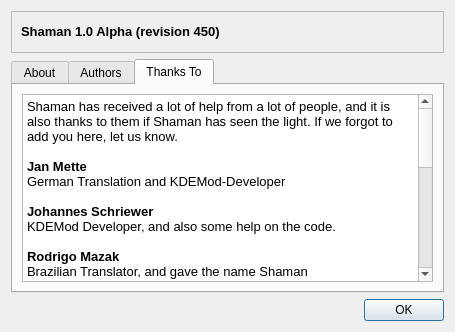
drf/shaman1, file trunk/shaman/ui/aboutDialog.ui: the form before one commit.
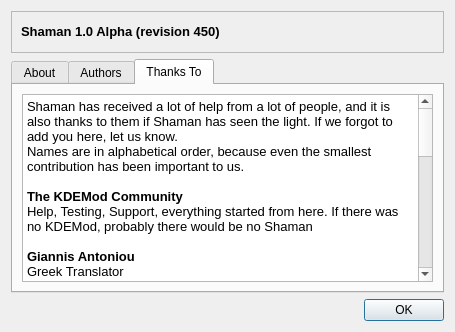
The form after the commit. The open tabs and pages were chosen to show the change. Icons and pictures are not drawn.

```diff
--- a/trunk/shaman/ui/aboutDialog.ui
+++ b/trunk/shaman/ui/aboutDialog.ui
@@ -132,41 +132,51 @@
       <layout class="QGridLayout" >
        <item row="0" column="0" >
         <widget class="QTextEdit" name="textEdit" >
+         <property name="undoRedoEnabled" >
+          <bool>false</bool>
+         </property>
+         <property name="readOnly" >
+          <bool>true</bool>
+         </property>
          <property name="html" >
           <string>&lt;html>&lt;head>&lt;meta name="qrichtext" content="1" />&lt;style type="text/css">
 p, li { white-space: pre-wrap; }
-&lt;/style>&lt;/head>&lt;body style=" font-family:'Sans Serif'; font-size:10pt; font-weight:400; font-style:normal;">
-&lt;p style=" margin-top:0px; margin-bottom:0px; margin-left:0px; margin-right:0px; -qt-block-indent:0; text-indent:0px; font-family:'Liberation Sans'; font-size:9pt;">&lt;span style=" font-family:'Sans Serif'; font-size:10pt;">Shaman has received a lot of help from a lot of people, and it is also thanks to them if Shaman has seen the light. If we forgot to add you here, let us know.&lt;/span>&lt;/p>
-&lt;p style="-qt-paragraph-type:empty; margin-top:0px; margin-bottom:0px; margin-left:0px; margin-right:0px; -qt-block-indent:0; text-indent:0px; font-weight:600;">&lt;/p>
-&lt;p style=" margin-top:0px; margin-bottom:0px; margin-left:0px; margin-right:0px; -qt-block-indent:0; text-indent:0px; font-weight:600;">Jan Mette&lt;/p>
-&lt;p style=" margin-top:0px; margin-bottom:0px; margin-left:0px; margin-right:0px; -qt-block-indent:0; text-indent:0px;">German Translation and KDEMod-Developer&lt;/p>
-&lt;p style="-qt-paragraph-type:empty; margin-top:0px; margin-bottom:0px; margin-left:0px; margin-right:0px; -qt-block-indent:0; text-indent:0px;">&lt;/p>
-&lt;p style=" margin-top:0px; margin-bottom:0px; margin-left:0px; margin-right:0px; -qt-block-indent:0; text-indent:0px;">&lt;span style=" font-weight:600;">Johannes Schriewer&lt;/span>&lt;/p>
-&lt;p style=" margin-top:0px; margin-bottom:0px; margin-left:0px; margin-right:0px; -qt-block-indent:0; text-indent:0px; font-family:'Liberation Sans'; font-weight:600;">&lt;span style=" font-weight:400;">KDEMod Developer, and also some help on the code.&lt;/span>&lt;/p>
-&lt;p style="-qt-paragraph-type:empty; margin-top:0px; margin-bottom:0px; margin-left:0px; margin-right:0px; -qt-block-indent:0; text-indent:0px; font-weight:600;">&lt;/p>
-&lt;p style=" margin-top:0px; margin-bottom:0px; margin-left:0px; margin-right:0px; -qt-block-indent:0; text-indent:0px;">&lt;span style=" font-weight:600;">Rodrigo Mazak&lt;/span>&lt;/p>
-&lt;p style=" margin-top:0px; margin-bottom:0px; margin-left:0px; margin-right:0px; -qt-block-indent:0; text-indent:0px;">Brazilian Translator, and gave the name Shaman&lt;/p>
-&lt;p style="-qt-paragraph-type:empty; margin-top:0px; margin-bottom:0px; margin-left:0px; margin-right:0px; -qt-block-indent:0; text-indent:0px;">&lt;/p>
-&lt;p style=" margin-top:0px; margin-bottom:0px; margin-left:0px; margin-right:0px; -qt-block-indent:0; text-indent:0px;">&lt;span style=" font-weight:600;">Martin Sandsmark&lt;/span>&lt;/p>
-&lt;p style=" margin-top:0px; margin-bottom:0px; margin-left:0px; margin-right:0px; -qt-block-indent:0; text-indent:0px;">Our hoster, and maintainer of Trac.&lt;/p>
-&lt;p style="-qt-paragraph-type:empty; margin-top:0px; margin-bottom:0px; margin-left:0px; margin-right:0px; -qt-block-indent:0; text-indent:0px;">&lt;/p>
-&lt;p style=" margin-top:0px; margin-bottom:0px; margin-left:0px; margin-right:0px; -qt-block-indent:0; text-indent:0px;">&lt;span style=" font-weight:600;">Till Luge&lt;/span>&lt;/p>
-&lt;p style=" margin-top:0px; margin-bottom:0px; margin-left:0px; margin-right:0px; -qt-block-indent:0; text-indent:0px; font-weight:600;">&lt;span style=" font-weight:400;">Heavy tester, thanks!&lt;/span>&lt;/p>
-&lt;p style="-qt-paragraph-type:empty; margin-top:0px; margin-bottom:0px; margin-left:0px; margin-right:0px; -qt-block-indent:0; text-indent:0px;">&lt;/p>
-&lt;p style=" margin-top:0px; margin-bottom:0px; margin-left:0px; margin-right:0px; -qt-block-indent:0; text-indent:0px;">&lt;span style=" font-weight:600;">KDEMod Community&lt;/span>&lt;/p>
-&lt;p style=" margin-top:0px; margin-bottom:0px; margin-left:0px; margin-right:0px; -qt-block-indent:0; text-indent:0px; font-weight:600;">&lt;span style=" font-weight:400;">Help, Testing, Support, everything started from here.&lt;/span>&lt;/p>
-&lt;p style="-qt-paragraph-type:empty; margin-top:0px; margin-bottom:0px; margin-left:0px; margin-right:0px; -qt-block-indent:0; text-indent:0px;">&lt;/p>
-&lt;p style=" margin-top:0px; margin-bottom:0px; margin-left:0px; margin-right:0px; -qt-block-indent:0; text-indent:0px;">&lt;span style=" font-weight:600;">Jacques Disner&lt;/span>&lt;/p>
-&lt;p style=" margin-top:0px; margin-bottom:0px; margin-left:0px; margin-right:0px; -qt-block-indent:0; text-indent:0px;">French Translator&lt;/p>
-&lt;p style="-qt-paragraph-type:empty; margin-top:0px; margin-bottom:0px; margin-left:0px; margin-right:0px; -qt-block-indent:0; text-indent:0px;">&lt;/p>
-&lt;p style=" margin-top:0px; margin-bottom:0px; margin-left:0px; margin-right:0px; -qt-block-indent:0; text-indent:0px;">&lt;span style=" font-weight:600;">Carlos Berroteran&lt;/span>&lt;/p>
-&lt;p style=" margin-top:0px; margin-bottom:0px; margin-left:0px; margin-right:0px; -qt-block-indent:0; text-indent:0px;">Spanish Translator&lt;/p>
-&lt;p style="-qt-paragraph-type:empty; margin-top:0px; margin-bottom:0px; margin-left:0px; margin-right:0px; -qt-block-indent:0; text-indent:0px;">&lt;/p>
-&lt;p style=" margin-top:0px; margin-bottom:0px; margin-left:0px; margin-right:0px; -qt-block-indent:0; text-indent:0px;">&lt;span style=" font-weight:600;">Giannis Antoniou&lt;/span>&lt;/p>
-&lt;p style=" margin-top:0px; margin-bottom:0px; margin-left:0px; margin-right:0px; -qt-block-indent:0; text-indent:0px;">Greek Translator&lt;/p>
-&lt;p style="-qt-paragraph-type:empty; margin-top:0px; margin-bottom:0px; margin-left:0px; margin-right:0px; -qt-block-indent:0; text-indent:0px;">&lt;/p>
-&lt;p style=" margin-top:0px; margin-bottom:0px; margin-left:0px; margin-right:0px; -qt-block-indent:0; text-indent:0px;">&lt;span style=" font-weight:600;">Michael Knights&lt;/span>&lt;/p>
-&lt;p style=" margin-top:0px; margin-bottom:0px; margin-left:0px; margin-right:0px; -qt-block-indent:0; text-indent:0px;">Artwork&lt;/p>&lt;/body>&lt;/html></string>
+&lt;/style>&lt;/head>&lt;body style=" font-family:'Liberation Sans'; font-size:9pt; font-weight:400; font-style:normal;">
+&lt;p style=" margin-top:0px; margin-bottom:0px; margin-left:0px; margin-right:0px; -qt-block-indent:0; text-indent:0px;">&lt;span style=" font-family:'Sans Serif'; font-size:10pt;">Shaman has received a lot of help from a lot of people, and it is also thanks to them if Shaman has seen the light. If we forgot to add you here, let us know.&lt;/span>&lt;/p>
+&lt;p style=" margin-top:0px; margin-bottom:0px; margin-left:0px; margin-right:0px; -qt-block-indent:0; text-indent:0px; font-family:'Sans Serif'; font-size:10pt;">Names are in alphabetical order, because even the smallest contribution has been important to us.&lt;/p>
+&lt;p style="-qt-paragraph-type:empty; margin-top:0px; margin-bottom:0px; margin-left:0px; margin-right:0px; -qt-block-indent:0; text-indent:0px; font-family:'Sans Serif'; font-size:10pt; font-weight:600;">&lt;/p>
+&lt;p style=" margin-top:0px; margin-bottom:0px; margin-left:0px; margin-right:0px; -qt-block-indent:0; text-indent:0px; font-family:'Sans Serif'; font-size:10pt; font-weight:600;">The KDEMod Community&lt;/p>
+&lt;p style=" margin-top:0px; margin-bottom:0px; margin-left:0px; margin-right:0px; -qt-block-indent:0; text-indent:0px; font-family:'Sans Serif'; font-size:10pt; font-weight:600;">&lt;span style=" font-weight:400;">Help, Testing, Support, everything started from here. If there was no KDEMod, probably&lt;/span> &lt;span style=" font-weight:400;">there would be no Shaman&lt;/span>&lt;/p>
+&lt;p style="-qt-paragraph-type:empty; margin-top:0px; margin-bottom:0px; margin-left:0px; margin-right:0px; -qt-block-indent:0; text-indent:0px; font-family:'Sans Serif'; font-size:10pt;">&lt;/p>
+&lt;p style=" margin-top:0px; margin-bottom:0px; margin-left:0px; margin-right:0px; -qt-block-indent:0; text-indent:0px; font-family:'Sans Serif'; font-size:10pt;">&lt;span style=" font-weight:600;">Giannis Antoniou&lt;/span>&lt;/p>
+&lt;p style=" margin-top:0px; margin-bottom:0px; margin-left:0px; margin-right:0px; -qt-block-indent:0; text-indent:0px; font-family:'Sans Serif'; font-size:10pt;">Greek Translator&lt;/p>
+&lt;p style="-qt-paragraph-type:empty; margin-top:0px; margin-bottom:0px; margin-left:0px; margin-right:0px; -qt-block-indent:0; text-indent:0px; font-family:'Sans Serif'; font-size:10pt;">&lt;/p>
+&lt;p style=" margin-top:0px; margin-bottom:0px; margin-left:0px; margin-right:0px; -qt-block-indent:0; text-indent:0px; font-family:'Sans Serif'; font-size:10pt;">&lt;span style=" font-weight:600;">Carlos Berroteran&lt;/span>&lt;/p>
+&lt;p style=" margin-top:0px; margin-bottom:0px; margin-left:0px; margin-right:0px; -qt-block-indent:0; text-indent:0px; font-family:'Sans Serif'; font-size:10pt;">Spanish Translator&lt;/p>
+&lt;p style="-qt-paragraph-type:empty; margin-top:0px; margin-bottom:0px; margin-left:0px; margin-right:0px; -qt-block-indent:0; text-indent:0px; font-family:'Sans Serif'; font-size:10pt;">&lt;/p>
+&lt;p style=" margin-top:0px; margin-bottom:0px; margin-left:0px; margin-right:0px; -qt-block-indent:0; text-indent:0px; font-family:'Sans Serif'; font-size:10pt;">&lt;span style=" font-weight:600;">Jacques Disner&lt;/span>&lt;/p>
+&lt;p style=" margin-top:0px; margin-bottom:0px; margin-left:0px; margin-right:0px; -qt-block-indent:0; text-indent:0px; font-family:'Sans Serif'; font-size:10pt;">French Translator&lt;/p>
+&lt;p style="-qt-paragraph-type:empty; margin-top:0px; margin-bottom:0px; margin-left:0px; margin-right:0px; -qt-block-indent:0; text-indent:0px; font-family:'Sans Serif'; font-size:10pt;">&lt;/p>
+&lt;p style=" margin-top:0px; margin-bottom:0px; margin-left:0px; margin-right:0px; -qt-block-indent:0; text-indent:0px; font-family:'Sans Serif'; font-size:10pt;">&lt;span style=" font-weight:600;">Georg Grabler&lt;/span>&lt;/p>
+&lt;p style=" margin-top:0px; margin-bottom:0px; margin-left:0px; margin-right:0px; -qt-block-indent:0; text-indent:0px; font-family:'Sans Serif'; font-size:10pt; font-weight:600;">&lt;span style=" font-weight:400;">Author of the Proxy patch, some help on the code and more.&lt;/span>&lt;/p>
+&lt;p style="-qt-paragraph-type:empty; margin-top:0px; margin-bottom:0px; margin-left:0px; margin-right:0px; -qt-block-indent:0; text-indent:0px; font-family:'Sans Serif'; font-size:10pt;">&lt;/p>
+&lt;p style=" margin-top:0px; margin-bottom:0px; margin-left:0px; margin-right:0px; -qt-block-indent:0; text-indent:0px; font-family:'Sans Serif'; font-size:10pt;">&lt;span style=" font-weight:600;">Michael Knights&lt;/span>&lt;/p>
+&lt;p style=" margin-top:0px; margin-bottom:0px; margin-left:0px; margin-right:0px; -qt-block-indent:0; text-indent:0px; font-family:'Sans Serif'; font-size:10pt;">Artwork creator, his icon proposal lies now in Arxin, but his splashscreen is in here ;)&lt;/p>
+&lt;p style="-qt-paragraph-type:empty; margin-top:0px; margin-bottom:0px; margin-left:0px; margin-right:0px; -qt-block-indent:0; text-indent:0px; font-family:'Sans Serif'; font-size:10pt;">&lt;/p>
+&lt;p style=" margin-top:0px; margin-bottom:0px; margin-left:0px; margin-right:0px; -qt-block-indent:0; text-indent:0px; font-family:'Sans Serif'; font-size:10pt;">&lt;span style=" font-weight:600;">Till Luge&lt;/span>&lt;/p>
+&lt;p style=" margin-top:0px; margin-bottom:0px; margin-left:0px; margin-right:0px; -qt-block-indent:0; text-indent:0px; font-family:'Sans Serif'; font-size:10pt; font-weight:600;">&lt;span style=" font-weight:400;">Heavy tester, thanks!&lt;/span>&lt;/p>
+&lt;p style="-qt-paragraph-type:empty; margin-top:0px; margin-bottom:0px; margin-left:0px; margin-right:0px; -qt-block-indent:0; text-indent:0px; font-family:'Sans Serif'; font-size:10pt;">&lt;/p>
+&lt;p style=" margin-top:0px; margin-bottom:0px; margin-left:0px; margin-right:0px; -qt-block-indent:0; text-indent:0px; font-family:'Sans Serif'; font-size:10pt;">&lt;span style=" font-weight:600;">Rodrigo Mazak&lt;/span>&lt;/p>
+&lt;p style=" margin-top:0px; margin-bottom:0px; margin-left:0px; margin-right:0px; -qt-block-indent:0; text-indent:0px; font-family:'Sans Serif'; font-size:10pt;">Brazilian Translator, and gave the name Shaman&lt;/p>
+&lt;p style="-qt-paragraph-type:empty; margin-top:0px; margin-bottom:0px; margin-left:0px; margin-right:0px; -qt-block-indent:0; text-indent:0px; font-family:'Sans Serif'; font-size:10pt; font-weight:600;">&lt;/p>
+&lt;p style=" margin-top:0px; margin-bottom:0px; margin-left:0px; margin-right:0px; -qt-block-indent:0; text-indent:0px; font-family:'Sans Serif'; font-size:10pt; font-weight:600;">Jan Mette&lt;/p>
+&lt;p style=" margin-top:0px; margin-bottom:0px; margin-left:0px; margin-right:0px; -qt-block-indent:0; text-indent:0px; font-family:'Sans Serif'; font-size:10pt;">German Translation and KDEMod-Developer, also the creator of the Icon&lt;/p>
+&lt;p style="-qt-paragraph-type:empty; margin-top:0px; margin-bottom:0px; margin-left:0px; margin-right:0px; -qt-block-indent:0; text-indent:0px; font-family:'Sans Serif'; font-size:10pt;">&lt;/p>
+&lt;p style=" margin-top:0px; margin-bottom:0px; margin-left:0px; margin-right:0px; -qt-block-indent:0; text-indent:0px; font-family:'Sans Serif'; font-size:10pt;">&lt;span style=" font-weight:600;">Martin Sandsmark&lt;/span>&lt;/p>
+&lt;p style=" margin-top:0px; margin-bottom:0px; margin-left:0px; margin-right:0px; -qt-block-indent:0; text-indent:0px; font-family:'Sans Serif'; font-size:10pt;">Our hoster, and maintainer of Trac.&lt;/p>
+&lt;p style="-qt-paragraph-type:empty; margin-top:0px; margin-bottom:0px; margin-left:0px; margin-right:0px; -qt-block-indent:0; text-indent:0px; font-family:'Sans Serif'; font-size:10pt;">&lt;/p>
+&lt;p style=" margin-top:0px; margin-bottom:0px; margin-left:0px; margin-right:0px; -qt-block-indent:0; text-indent:0px; font-family:'Sans Serif'; font-size:10pt;">&lt;span style=" font-weight:600;">Johannes Schriewer&lt;/span>&lt;/p>
+&lt;p style=" margin-top:0px; margin-bottom:0px; margin-left:0px; margin-right:0px; -qt-block-indent:0; text-indent:0px; font-size:10pt; font-weight:600;">&lt;span style=" font-weight:400;">KDEMod Developer, and also some help on the code.&lt;/span>&lt;/p>&lt;/body>&lt;/html></string>
          </property>
         </widget>
        </item>
```
